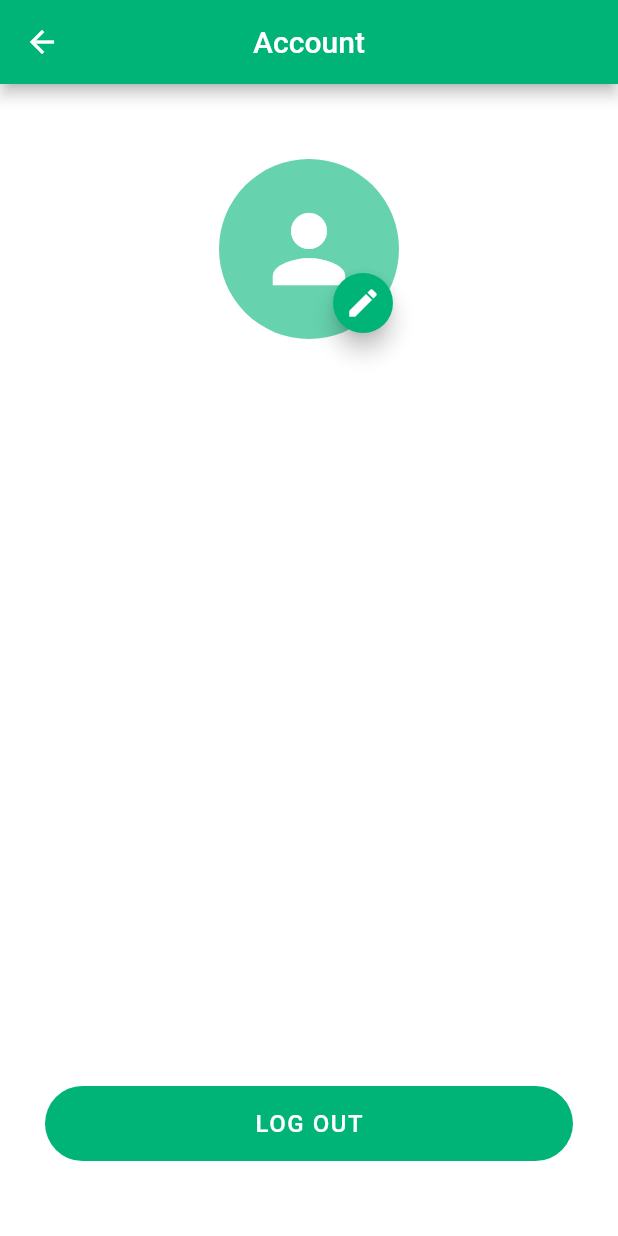
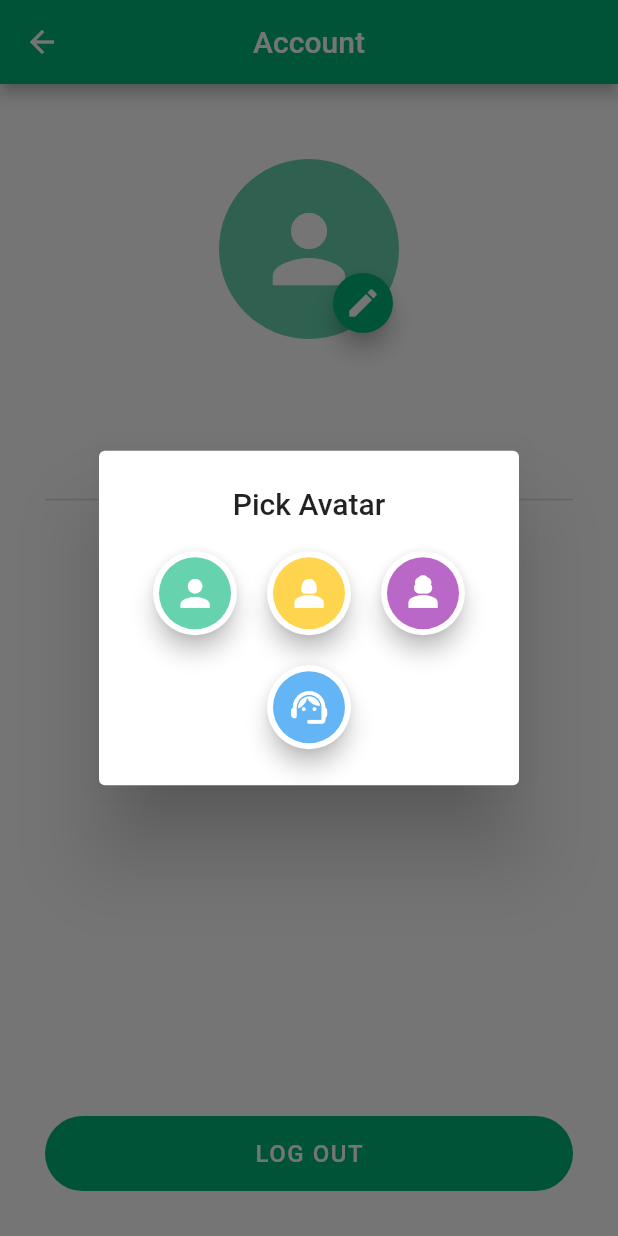
Before and after one commit to nikolay-potehin/firebase_login_app, a Flutter app: the AccountPage screen opened directly, after a tap on the "edit" icon, on a phone screen of 412 x 824 dp. Run offline on Flutter 3.47's test engine with Material 2 defaults, Android fonts, the light colour scheme and no system bars; our stand-ins replace cloud_firestore, firebase_auth, firebase_core; accounts and stored records are empty.

Commit message:
added avatar picker. now you user can change profile picture

```diff
--- a/lib/models/user_avatars.dart
+++ b/lib/models/user_avatars.dart
@@ -8,9 +8,17 @@ class UserAvatars {
       iconData: Icons.person,
       backgroundColor: myPrimarySwatch.shade300,
     ),
-    'admin': const UserAvatarData(
+    'person_2': UserAvatarData(
+      iconData: Icons.person_2,
+      backgroundColor: Colors.amber.shade300,
+    ),
+    'person_3': UserAvatarData(
+      iconData: Icons.person_3,
+      backgroundColor: Colors.purple.shade300,
+    ),
+    'admin': UserAvatarData(
       iconData: Icons.support_agent_rounded,
-      backgroundColor: Colors.blue,
+      backgroundColor: Colors.blue.shade300,
     ),
   };
 
--- /dev/null
+++ b/lib/pages/home/account/account_info.dart
@@ -0,0 +1,45 @@
+import 'package:firebase_login_app/extensions/timestamp_extensions.dart';
+import 'package:firebase_login_app/models/user_data.dart';
+import 'package:firebase_login_app/theme.dart';
+import 'package:flutter/material.dart';
+
+class AccountInfo extends StatelessWidget {
+  const AccountInfo({
+    required this.user,
+    super.key,
+  });
+
+  final UserData user;
+
+  @override
+  Widget build(BuildContext context) {
+    return Column(
+      children: [
+        Text(
+          user.displayName,
+          style: const TextStyle(fontSize: 24),
+          textAlign: TextAlign.center,
+        ),
+        const SizedBox(height: 10),
+        Text(
+          user.email,
+          style: TextStyle(
+            fontSize: 20,
+            fontWeight: FontWeight.bold,
+            color: myPrimarySwatch,
+          ),
+          textAlign: TextAlign.center,
+        ),
+        const Divider(thickness: 1, height: 32),
+        Text(
+          'Created at: ${user.creationTime.toTimeString()}',
+          style: const TextStyle(
+            fontSize: 18,
+            color: Colors.grey,
+          ),
+          textAlign: TextAlign.center,
+        ),
+      ],
+    );
+  }
+}
--- a/lib/pages/home/account/account_page.dart
+++ b/lib/pages/home/account/account_page.dart
@@ -1,23 +1,20 @@
+import 'package:cloud_firestore/cloud_firestore.dart';
+import 'package:firebase_login_app/components/user_avatar.dart';
 import 'package:firebase_login_app/models/inbox_model.dart';
 import 'package:firebase_login_app/models/user_avatars.dart';
 import 'package:firebase_login_app/models/user_data.dart';
 import 'package:firebase_login_app/models/users_model.dart';
 import 'package:firebase_login_app/models/utils.dart';
 import 'package:firebase_login_app/pages/authentication/authentication_page.dart';
+import 'package:firebase_login_app/pages/home/account/account_info.dart';
 import 'package:firebase_login_app/pages/home/account/editable_user_avatar.dart';
 import 'package:firebase_login_app/repositories/user_repository.dart';
-import 'package:firebase_login_app/theme.dart';
 import 'package:flutter/material.dart';
 import 'package:provider/provider.dart';
 
-class AccountPage extends StatefulWidget {
+class AccountPage extends StatelessWidget {
   const AccountPage({super.key});
 
-  @override
-  State<AccountPage> createState() => _AccountPageState();
-}
-
-class _AccountPageState extends State<AccountPage> {
   @override
   Widget build(BuildContext context) {
     return Scaffold(
@@ -42,27 +39,16 @@ class _AccountPageBody extends StatelessWidget {
           final user = UserData.fromDocument(model.currentUser!);
 
           return Padding(
-            padding: const EdgeInsets.symmetric(vertical: 50, horizontal: 30),
+            padding: const EdgeInsets.fromLTRB(30, 50, 30, 30),
             child: Column(
               mainAxisAlignment: MainAxisAlignment.center,
               children: [
-                EditableUserAvatar(UserAvatars.fromUserData(user)),
+                EditableUserAvatar(
+                  userAvatar: UserAvatars.fromUserData(user),
+                  onEditPressed: () => _editAvatar(context, user),
+                ),
                 const SizedBox(height: 30),
-                Text(
-                  user.displayName,
-                  style: const TextStyle(fontSize: 24),
-                  textAlign: TextAlign.center,
-                ),
-                const SizedBox(height: 10),
-                Text(
-                  user.email,
-                  style: TextStyle(
-                    fontSize: 20,
-                    fontWeight: FontWeight.bold,
-                    color: myPrimarySwatch,
-                  ),
-                  textAlign: TextAlign.center,
-                ),
+                AccountInfo(user: user),
                 const Expanded(child: SizedBox()),
                 FilledButton(
                   onPressed: () async {
@@ -85,6 +71,41 @@ class _AccountPageBody extends StatelessWidget {
       },
     );
   }
+
+  void _editAvatar(BuildContext context, UserData user) {
+    final avatars = <Widget>[];
+    UserAvatars.avatars.forEach((name, avatarData) => avatars.add(
+          FloatingActionButton(
+            onPressed: () {
+              if (context.mounted) Navigator.of(context).pop();
+
+              FirebaseFirestore.instance
+                  .collection('users')
+                  .doc(user.email)
+                  .update({
+                'avatarName': name,
+              });
+            },
+            backgroundColor: Colors.white,
+            child: UserAvatar(avatarData, radius: 24),
+          ),
+        ));
+
+    showDialog(
+      context: context,
+      builder: (context) => AlertDialog(
+        title: const Text(
+          'Pick Avatar',
+          textAlign: TextAlign.center,
+        ),
+        content: Wrap(
+          alignment: WrapAlignment.center,
+          spacing: 20,
+          runSpacing: 20,
+          children: avatars,
+        ),
+      ),
+    );
   }
 
   void _logout(BuildContext context) {
@@ -98,3 +119,4 @@ void _logout(BuildContext context) {
       builder: (_) => const AuthenticationPage(),
     ));
   }
+}
--- a/lib/pages/home/account/editable_user_avatar.dart
+++ b/lib/pages/home/account/editable_user_avatar.dart
@@ -3,12 +3,14 @@ import 'package:firebase_login_app/models/user_avatars.dart';
 import 'package:flutter/material.dart';
 
 class EditableUserAvatar extends StatelessWidget {
-  const EditableUserAvatar(
-    this.userAvatar, {
+  const EditableUserAvatar({
+    required this.userAvatar,
+    required this.onEditPressed,
     super.key,
   });
 
   final UserAvatarData userAvatar;
+  final VoidCallback? onEditPressed;
 
   @override
   Widget build(BuildContext context) {
@@ -17,7 +19,7 @@ class EditableUserAvatar extends StatelessWidget {
       children: [
         UserAvatar.big(userAvatar),
         FloatingActionButton.small(
-          onPressed: () {},
+          onPressed: onEditPressed,
           foregroundColor: Colors.white,
           child: const Icon(Icons.edit),
         ),
```
Lines whose indentation alone changed are shown as unchanged.
